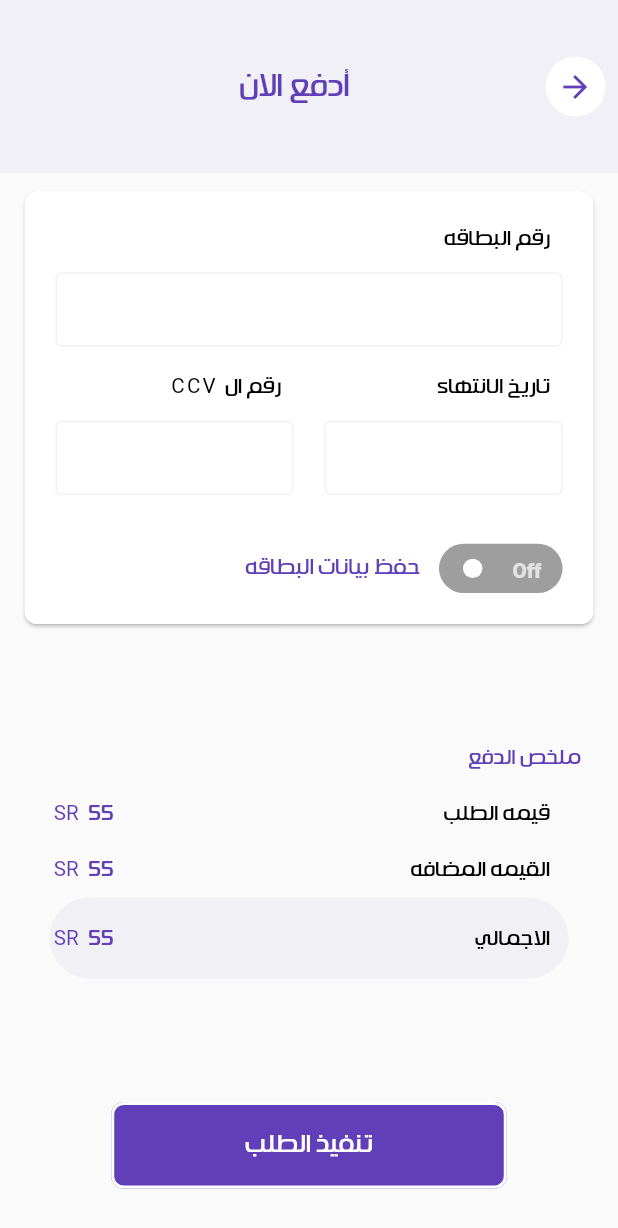
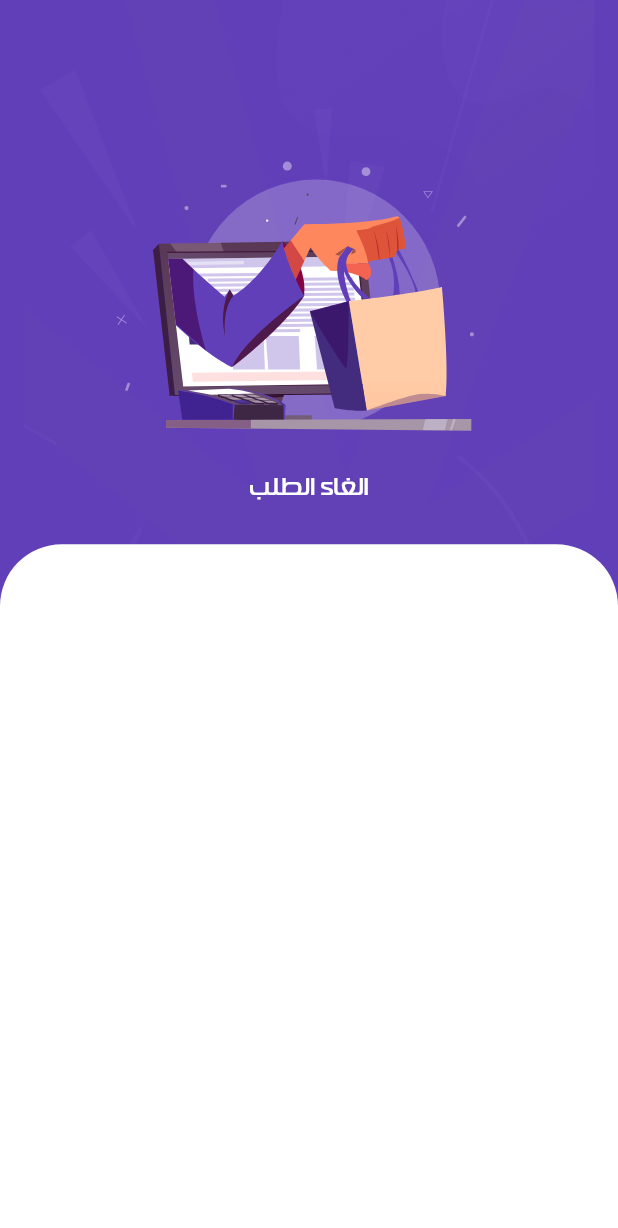
Before and after one commit to elkomy111094/pointz, a Flutter app: the PaymentScreen screen opened directly, after a tap on "تنفيذ الطلب", on a phone screen of 412 x 824 dp. Shown: the top 1228 px of the screen. Run offline on Flutter 3.47's test engine with Material 2 defaults, Android fonts, the light colour scheme and no system bars; drawn by our look-alikes of flutter_switch; our stand-ins replace flutter_image_slideshow, flutter_svg, font_awesome_flutter, geolocator, google_maps_flutter, persistent_bottom_nav_bar and 2 more.

Commit message:
OrderStepperScreen Commit

```diff
--- /dev/null
+++ b/lib/Views/Screens/oreder_tracking.dart
@@ -0,0 +1,58 @@
+import 'package:flutter/cupertino.dart';
+import 'package:flutter/material.dart';
+import 'package:flutter_svg/flutter_svg.dart';
+import 'package:pointz/constants/colors.dart';
+import 'package:sizer/sizer.dart';
+
+class OrderTracking extends StatefulWidget {
+  const OrderTracking({Key? key}) : super(key: key);
+
+  @override
+  State<OrderTracking> createState() => _OrderTrackingState();
+}
+
+class _OrderTrackingState extends State<OrderTracking> {
+  @override
+  Widget build(BuildContext context) {
+    return Scaffold(
+      backgroundColor: kMainColor,
+      body: Stack(
+        children: [
+          Container(
+            height: double.infinity,
+            width: double.infinity,
+            child: SvgPicture.asset("assets/icons/stepperbg.svg",
+                width: double.infinity, height: double.infinity),
+          ),
+          Column(
+            children: [
+              SizedBox(
+                height: 38.h,
+                width: double.infinity,
+              ),
+              Text(
+                "الغاء الطلب",
+                style: TextStyle(
+                  color: Colors.white,
+                  fontFamily: "Hacen",
+                  fontSize: 12.sp,
+                ),
+              ),
+              SizedBox(height: 3.h),
+              Expanded(
+                  child: Container(
+                decoration: BoxDecoration(
+                  color: Colors.white,
+                  borderRadius: BorderRadius.only(
+                    topLeft: Radius.circular(5.h),
+                    topRight: Radius.circular(5.h),
+                  ),
+                ),
+              )),
+            ],
+          ),
+        ],
+      ),
+    );
+  }
+}
--- a/lib/Views/Screens/payment_screen.dart
+++ b/lib/Views/Screens/payment_screen.dart
@@ -1,6 +1,7 @@
 import 'package:flutter/cupertino.dart';
 import 'package:flutter/material.dart';
 import 'package:flutter_switch/flutter_switch.dart';
+import 'package:pointz/Views/Screens/oreder_tracking.dart';
 import 'package:sizer/sizer.dart';
 
 import '../../constants/colors.dart';
@@ -428,7 +429,9 @@ class _PaymentScreenState extends State<PaymentScreen> {
                             buttonColor: kMainColor,
                             textColor: Colors.white,
                             textSize: 12.sp,
-                            onPressed: () {},
+                            onPressed: () {
+                              pushToStack(context, OrderTracking());
+                            },
                             text: "تنفيذ الطلب"),
                       ],
                     ),
```
Also changed, not shown: pubspec.yaml (+12 -8 lines), assets/icons/stepperbg.svg (added), pubspec.lock, 2 other files.
